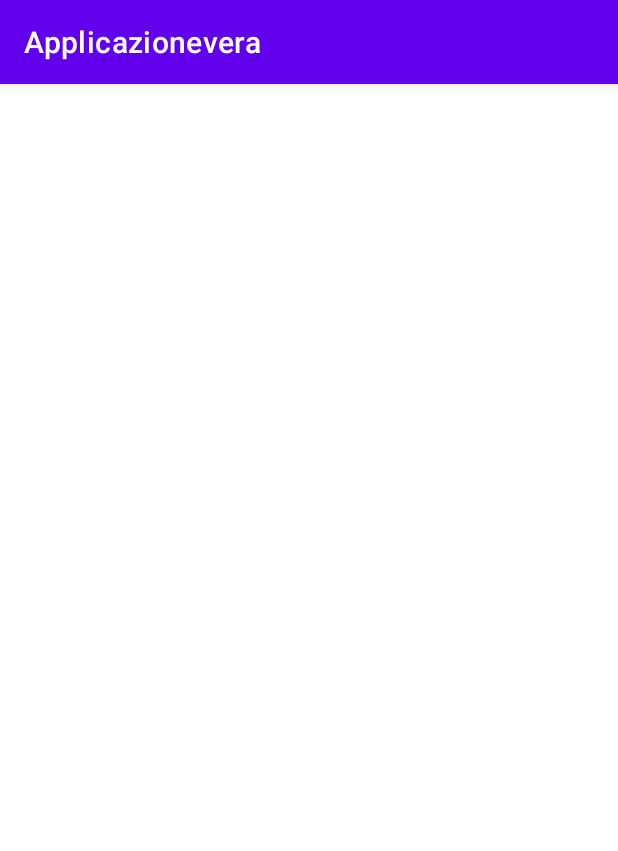
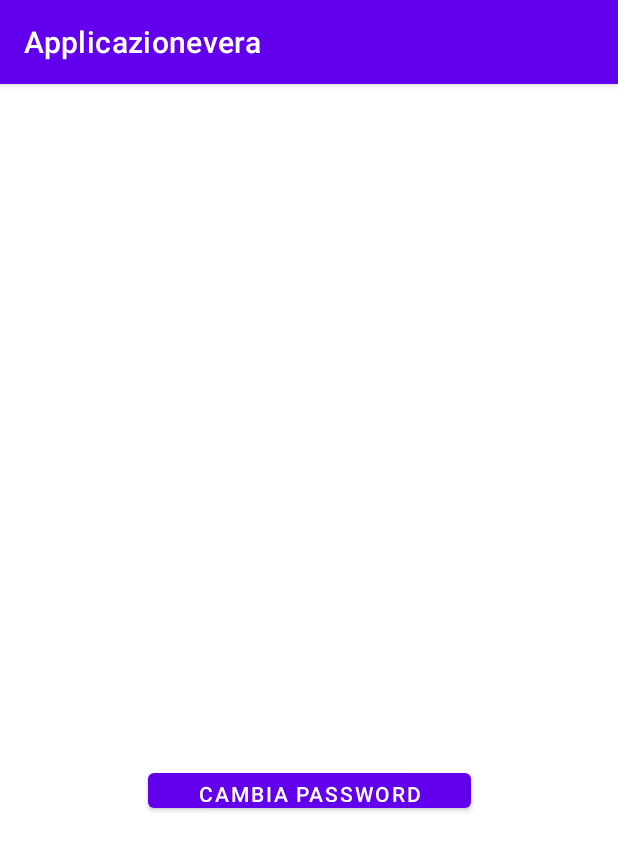
Before and after one commit to sturconi/gestione_eventi, an Android app: the Account screen opened directly, with no data from a screen before it, on a phone screen of 412 x 824 dp. Shown: the top 851 px of the screen. Run offline under Robolectric (Android 15) with nearby library versions, the phone set to English and light mode, and no system bars; 2 statements that could not run were skipped.

Commit message:
Risolto problema login, aggiunto layout account

```diff
--- a/gestione_eventi_android/app/src/main/java/com/example/applicazionevera/Account.java
+++ b/gestione_eventi_android/app/src/main/java/com/example/applicazionevera/Account.java
@@ -3,44 +3,32 @@ package com.example.applicazionevera;
 import androidx.appcompat.app.AppCompatActivity;
 
 import android.os.Bundle;
+import android.widget.EditText;
 import android.widget.Toast;
 
 public class Account extends AppCompatActivity {
+    EditText userET = null;
+    EditText passwordET = null;
 
     @Override
     protected void onCreate(Bundle savedInstanceState) {
         super.onCreate(savedInstanceState);
         setContentView(R.layout.activity_account);
         Toast.makeText(this, "account", Toast.LENGTH_SHORT).show();
+        Bundle datiLogin = getIntent().getExtras();
+
+        userET = findViewById(R.id.username);
+        passwordET = findViewById(R.id.password);
+
+
+        if(datiLogin != null) {
+            String username = datiLogin.getString("user");
+            String password = datiLogin.getString("pwd");
+
+            userET.setText(username);
+        }
+
+
     }
 
-    @Override
-    protected void onRestart() {
-        super.onRestart();
-    }
-
-    @Override
-    protected void onDestroy() {
-        super.onDestroy();
-    }
-
-    @Override
-    protected void onPause() {
-        super.onPause();
-    }
-
-    @Override
-    protected void onStart() {
-        super.onStart();
-    }
-
-    @Override
-    protected void onStop() {
-        super.onStop();
-    }
-
-    @Override
-    protected void onResume() {
-        super.onResume();
-    }
 }
--- a/gestione_eventi_android/app/src/main/res/layout/activity_account.xml
+++ b/gestione_eventi_android/app/src/main/res/layout/activity_account.xml
@@ -6,4 +6,50 @@
     android:layout_height="match_parent"
     tools:context=".Account">
 
+    <ImageView
+        android:id="@+id/imageView4"
+        android:layout_width="wrap_content"
+        android:layout_height="wrap_content"
+        app:layout_constraintBottom_toBottomOf="parent"
+        app:layout_constraintEnd_toEndOf="parent"
+        app:layout_constraintHorizontal_bias="0.498"
+        app:layout_constraintStart_toStartOf="parent"
+        app:layout_constraintTop_toTopOf="parent"
+        app:layout_constraintVertical_bias="0.137"
+        tools:srcCompat="@tools:sample/avatars" />
+
+    <TextView
+        android:id="@+id/username"
+        android:layout_width="215dp"
+        android:layout_height="35dp"
+        android:gravity="center"
+        app:layout_constraintBottom_toBottomOf="parent"
+        app:layout_constraintEnd_toEndOf="parent"
+        app:layout_constraintHorizontal_bias="0.497"
+        app:layout_constraintStart_toStartOf="parent"
+        app:layout_constraintTop_toTopOf="parent"
+        app:layout_constraintVertical_bias="0.402" />
+
+    <TextView
+        android:id="@+id/password"
+        android:layout_width="215dp"
+        android:layout_height="35dp"
+        android:gravity="center"
+        app:layout_constraintBottom_toBottomOf="parent"
+        app:layout_constraintEnd_toEndOf="parent"
+        app:layout_constraintHorizontal_bias="0.497"
+        app:layout_constraintStart_toStartOf="parent"
+        app:layout_constraintTop_toTopOf="parent"
+        app:layout_constraintVertical_bias="0.514" />
+
+    <Button
+        android:id="@+id/Cambiopass"
+        android:layout_width="215dp"
+        android:layout_height="35dp"
+        android:text="Cambia password"
+        app:layout_constraintBottom_toBottomOf="parent"
+        app:layout_constraintEnd_toEndOf="parent"
+        app:layout_constraintStart_toStartOf="parent"
+        app:layout_constraintTop_toTopOf="parent"
+        app:layout_constraintVertical_bias="0.619" />
 </androidx.constraintlayout.widget.ConstraintLayout>
```
Also changed, not shown: gestione_eventi_android/app/src/main/java/com/example/applicazionevera/Assistenza.java (+0 -32 lines), gestione_eventi_android/app/src/main/java/com/example/applicazionevera/Login.java (+7 -3 lines).
